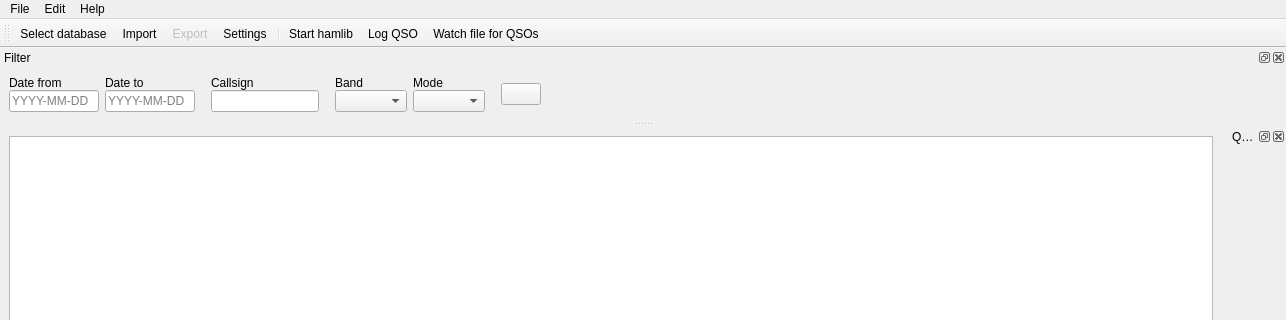
This is ui_files/DragonLog_MainWindow.ui in gitandy/DragonLog as Qt 5 draws it before an edit; both pictures show x 0 to 1286 and y 0 to 320 of the 1286 by 900 pixel window. The edited form follows.
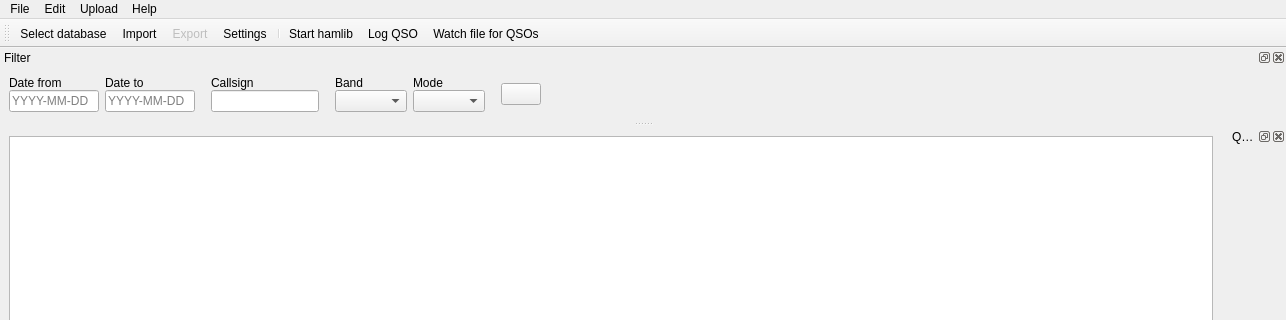
This is the edited form. Icons and pictures are not drawn.

Commit message: Restructured menu with separate Upload dropdown

```diff
--- a/ui_files/DragonLog_MainWindow.ui
+++ b/ui_files/DragonLog_MainWindow.ui
@@ -88,8 +88,15 @@
     <addaction name="actionAbout"/>
     <addaction name="actionAbout_Qt"/>
    </widget>
+   <widget class="QMenu" name="menuUpload">
+    <property name="title">
+     <string>Upload</string>
+    </property>
+    <addaction name="actionUpload_logs_to_LoTW"/>
+   </widget>
    <addaction name="menuFile"/>
    <addaction name="menuEdit"/>
+   <addaction name="menuUpload"/>
    <addaction name="menuHelp"/>
   </widget>
   <widget class="QStatusBar" name="statusbar"/>
```
Left out of the diff: 2 changed lines with no effect on the pictures. The commit also changes 3 other files.
